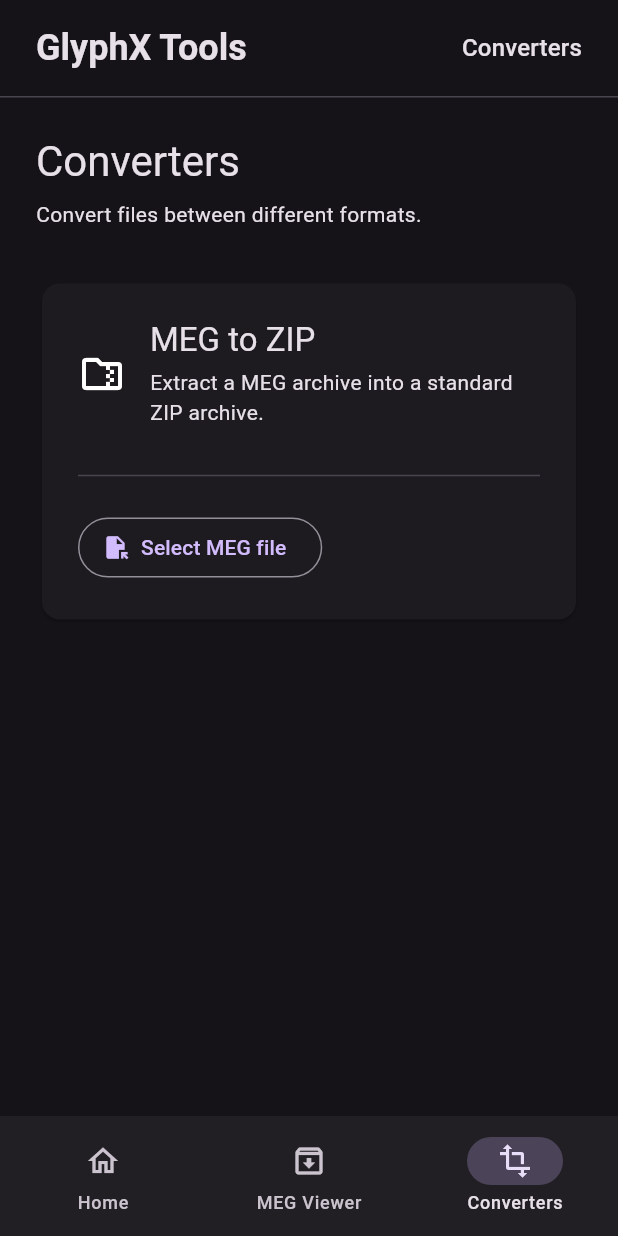
After one commit to lolrobbe2/GlyphXTools, a Flutter app: the screen it shows after launch, item 3 of the bottom bar chosen, on a phone screen of 412 x 824 dp. The commit adds this screen. Run offline on Flutter 3.47's test engine with Material 3 defaults, Android fonts, the phone set to English and light mode, and no system bars; our stand-ins replace file_picker, material_ui; missing offline and left inert: file_saver.

Commit message:
feat: converter

```diff
--- /dev/null
+++ b/lib/convert/archive.dart
@@ -0,0 +1,157 @@
+import 'dart:typed_data';
+
+import 'package:archive/archive.dart' as zip;
+import 'package:glyphxtools/files/meg/mega_file_archive.dart';
+import 'package:glyphxtools/files/meg/meg_file_table_record.dart';
+
+typedef MegConversionProgressCallback = void Function({
+  required String status,
+  required double progress,
+  required int completedFiles,
+  required int totalFiles,
+});
+
+class MegToZipConverter {
+  static const Set<String> _alreadyCompressedExtensions = {
+    // Images
+    '.jpg', '.jpeg', '.png', '.gif', '.webp', '.avif',
+    '.heic', '.heif', '.jxl', '.jp2', '.dds'
+
+    // Audio
+    '.mp3', '.mp4', '.m4a', '.aac', '.ogg', '.opus',
+    '.flac', '.wma',
+
+    // Video
+    '.mkv', '.avi', '.mov', '.wmv', '.webm', '.m4v',
+    '.3gp',
+
+    // Archives and compressed files
+    '.zip', '.gz', '.gzip', '.7z', '.rar', '.bz2',
+    '.xz', '.zst', '.lz4', '.br', '.tgz', '.tbz2',
+
+    // ZIP-based document formats
+    '.docx', '.xlsx', '.pptx', '.odt', '.ods', '.odp',
+    '.epub',
+
+    // Applications and packages
+    '.apk', '.jar', '.war', '.aar', '.ipa', '.vsix',
+
+    // Fonts
+    '.woff', '.woff2',
+  };
+
+  static bool _shouldSkipCompression(String path) {
+    final int slashIndex = path.lastIndexOf('/');
+    final int dotIndex = path.lastIndexOf('.');
+
+    if (dotIndex <= slashIndex) {
+      return false;
+    }
+
+    final String extension = path.substring(dotIndex).toLowerCase();
+
+    return _alreadyCompressedExtensions.contains(extension);
+  }
+
+  static Future<Uint8List> convert(
+    MegaFileArchive megArchive, {
+    MegConversionProgressCallback? onProgress,
+  }) async {
+    final zip.Archive zipArchive = zip.Archive();
+
+    final List<FileTableRecord> records = List<FileTableRecord>.of(
+      megArchive.fileTableRecords,
+    )..sort((a, b) => a.start.compareTo(b.start));
+
+    final int totalFiles = records.length;
+    final int totalBytes = records.fold<int>(
+      0,
+      (total, record) => total + record.size,
+    );
+
+    int processedBytes = 0;
+
+    for (int i = 0; i < records.length; i++) {
+      final FileTableRecord record = records[i];
+
+      final String path = megArchive.filenameRecords[record.name].fileName;
+
+      final double previousProgress = totalBytes > 0
+          ? processedBytes / totalBytes
+          : (totalFiles > 0 ? i / totalFiles : 0.0);
+
+      onProgress?.call(
+        status: 'Reading $path',
+        progress: 0.05 + (0.85 * previousProgress),
+        completedFiles: i,
+        totalFiles: totalFiles,
+      );
+
+      final megaFile = await megArchive.readFile(record);
+
+      final String normalizedPath = megaFile.path.replaceAll('\\', '/');
+
+      final List<String> pathParts = normalizedPath.split('/');
+
+      if (normalizedPath.startsWith('/') ||
+          pathParts.contains('..') ||
+          RegExp(r'^[a-zA-Z]:').hasMatch(normalizedPath)) {
+        throw FormatException('Invalid archive path: $normalizedPath');
+      }
+
+      final bool skipCompression = _shouldSkipCompression(normalizedPath);
+
+      final zip.ArchiveFile zipFile;
+
+      if (skipCompression) {
+        zipFile = zip.ArchiveFile.noCompress(
+          normalizedPath,
+          megaFile.data.length,
+          megaFile.data,
+        );
+      } else {
+        zipFile = zip.ArchiveFile(
+          normalizedPath,
+          megaFile.data.length,
+          megaFile.data,
+        );
+      }
+
+      zipArchive.addFile(zipFile);
+
+      processedBytes += megaFile.data.length;
+
+      final double fileProgress = totalBytes > 0
+          ? (processedBytes / totalBytes).clamp(0.0, 1.0).toDouble()
+          : (totalFiles > 0 ? (i + 1) / totalFiles : 1.0);
+
+      onProgress?.call(
+        status: 'Processed ${i + 1} of $totalFiles files',
+        progress: 0.05 + (0.85 * fileProgress),
+        completedFiles: i + 1,
+        totalFiles: totalFiles,
+      );
+    }
+
+    onProgress?.call(
+      status: 'Building ZIP archive...',
+      progress: 0.95,
+      completedFiles: totalFiles,
+      totalFiles: totalFiles,
+    );
+
+    // Give Flutter an opportunity to render the finalizing status.
+    await Future<void>.delayed(const Duration(milliseconds: 16));
+
+    final List<int> encoded = zip.ZipEncoder().encode(zipArchive);
+
+    onProgress?.call(
+      status: 'Conversion completed',
+      progress: 1.0,
+      completedFiles: totalFiles,
+      totalFiles: totalFiles,
+    );
+
+    return Uint8List.fromList(encoded);
+  }
+}
--- /dev/null
+++ b/lib/files/meg/mega_file.dart
@@ -0,0 +1,19 @@
+import 'dart:typed_data';
+
+import 'package:glyphxtools/files/meg/meg_file_table_record.dart';
+
+class MegaFile {
+  const MegaFile({
+    required this.path,
+    required this.record,
+    required this.data,
+  });
+
+  final String path;
+  final FileTableRecord record;
+  final Uint8List data;
+
+  String get name => path.replaceAll('\\', '/').split('/').last;
+
+  int get size => data.length;
+}
--- a/lib/main.dart
+++ b/lib/main.dart
@@ -1,3 +1,4 @@
+import 'package:glyphxtools/pages/converters_page.dart';
 import 'package:glyphxtools/pages/meg_viewer_page.dart';
 import 'package:material_ui/material_ui.dart';
 
@@ -70,6 +71,12 @@ class _MainPageState extends State<MainPage> {
       icon: Icons.archive_outlined,
       selectedIcon: Icons.archive,
       page: const MegViewerPage(),
+    ),
+    AppPage(
+      title: 'Converters',
+      icon: Icons.transform,
+      selectedIcon: Icons.transform,
+      page: const ConvertersPage(),
     ),
   ];
 
--- /dev/null
+++ b/lib/pages/converters_page.dart
@@ -0,0 +1,331 @@
+import 'dart:typed_data';
+
+import 'package:file_picker/file_picker.dart';
+import 'package:file_saver/file_saver.dart';
+import 'package:glyphxtools/convert/archive.dart';
+import 'package:glyphxtools/files/meg/mega_file_archive.dart';
+import 'package:material_ui/material_ui.dart';
+
+class ConvertersPage extends StatefulWidget {
+  const ConvertersPage({super.key});
+
+  @override
+  State<ConvertersPage> createState() => _ConvertersPageState();
+}
+
+class _ConvertersPageState extends State<ConvertersPage> {
+  String? _selectedFileName;
+  String? _outputFileName;
+
+  Uint8List? _zipBytes;
+
+  bool _isConverting = false;
+  bool _isSaving = false;
+
+  String? _errorMessage;
+  double? _conversionProgress;
+
+  String _progressStatus = 'Reading MEG file...';
+
+  int _completedFiles = 0;
+  int _totalFiles = 0;
+  Future<void> _selectMegFile() async {
+    try {
+      final List<PlatformFile> files = await FilePicker.pickFiles(
+        type: FileType.custom,
+        allowedExtensions: ['meg'],
+      );
+
+      if (files.isEmpty) {
+        return;
+      }
+
+      setState(() {
+        _selectedFileName = files.single.name;
+        _outputFileName = files.single.name.replaceFirst(
+          RegExp(r'\.meg$', caseSensitive: false),
+          '.zip',
+        );
+        _zipBytes = null;
+        _errorMessage = null;
+      });
+
+      await _convertFile(files.single);
+    } catch (error) {
+      setState(() {
+        _errorMessage = 'Could not select file: $error';
+      });
+    }
+  }
+
+  Future<void> _convertFile(PlatformFile file) async {
+    setState(() {
+      _isConverting = true;
+      _errorMessage = null;
+      _zipBytes = null;
+
+      _conversionProgress = null;
+      _progressStatus = 'Reading MEG file index...';
+
+      _completedFiles = 0;
+      _totalFiles = 0;
+    });
+    try {
+      final MegaFileArchive archive = await MegaFileArchive.fromStream(
+        file.readAsByteStream(),
+      );
+
+      final Uint8List result = await MegToZipConverter.convert(
+        archive,
+        onProgress:
+            ({
+              required String status,
+              required double progress,
+              required int completedFiles,
+              required int totalFiles,
+            }) {
+              if (!mounted) {
+                return;
+              }
+
+              setState(() {
+                _progressStatus = status;
+                _conversionProgress = progress;
+                _completedFiles = completedFiles;
+                _totalFiles = totalFiles;
+              });
+            },
+      );
+
+      if (!mounted) {
+        return;
+      }
+
+      setState(() {
+        _zipBytes = result;
+      });
+    } catch (error) {
+      if (!mounted) {
+        return;
+      }
+
+      setState(() {
+        _errorMessage = 'Conversion failed: $error';
+      });
+    } finally {
+      if (mounted) {
+        setState(() {
+          _isConverting = false;
+        });
+      }
+    }
+  }
+
+  Future<void> _saveZipFile() async {
+    if (_zipBytes == null || _outputFileName == null) {
+      return;
+    }
+
+    setState(() {
+      _isSaving = true;
+      _errorMessage = null;
+    });
+
+    try {
+      final String fileName = _outputFileName!.replaceFirst(
+        RegExp(r'\.zip$', caseSensitive: false),
+        '',
+      );
+
+      await FileSaver.instance.saveFile(
+        name: fileName,
+        bytes: _zipBytes!,
+        fileExtension: 'zip',
+        mimeType: MimeType.zip,
+      );
+    } catch (error) {
+      if (!mounted) {
+        return;
+      }
+
+      setState(() {
+        _errorMessage = 'Could not save ZIP file: $error';
+      });
+    } finally {
+      if (mounted) {
+        setState(() {
+          _isSaving = false;
+        });
+      }
+    }
+  }
+
+  @override
+  Widget build(BuildContext context) {
+    return Padding(
+      padding: const EdgeInsets.all(24),
+      child: Center(
+        child: ConstrainedBox(
+          constraints: const BoxConstraints(maxWidth: 760),
+          child: Column(
+            crossAxisAlignment: CrossAxisAlignment.start,
+            children: [
+              Text(
+                'Converters',
+                style: Theme.of(context).textTheme.headlineMedium,
+              ),
+              const SizedBox(height: 8),
+              Text(
+                'Convert files between different formats.',
+                style: Theme.of(context).textTheme.bodyMedium,
+              ),
+              const SizedBox(height: 32),
+
+              _buildMegToZipCard(),
+
+              if (_errorMessage != null) ...[
+                const SizedBox(height: 20),
+                Text(
+                  _errorMessage!,
+                  style: TextStyle(color: Theme.of(context).colorScheme.error),
+                ),
+              ],
+            ],
+          ),
+        ),
+      ),
+    );
+  }
+
+  Widget _buildMegToZipCard() {
+    return Card(
+      child: Padding(
+        padding: const EdgeInsets.all(24),
+        child: Column(
+          crossAxisAlignment: CrossAxisAlignment.start,
+          children: [
+            Row(
+              children: [
+                const Icon(Icons.folder_zip_outlined, size: 32),
+                const SizedBox(width: 16),
+                Expanded(
+                  child: Column(
+                    crossAxisAlignment: CrossAxisAlignment.start,
+                    children: [
+                      Text(
+                        'MEG to ZIP',
+                        style: Theme.of(context).textTheme.titleLarge,
+                      ),
+                      const SizedBox(height: 4),
+                      Text(
+                        'Extract a MEG archive into a standard ZIP archive.',
+                        style: Theme.of(context).textTheme.bodyMedium,
+                      ),
+                    ],
+                  ),
+                ),
+              ],
+            ),
+
+            const SizedBox(height: 24),
+            const Divider(),
+            const SizedBox(height: 16),
+
+            OutlinedButton.icon(
+              onPressed: _isConverting ? null : _selectMegFile,
+              icon: const Icon(Icons.file_open),
+              label: const Text('Select MEG file'),
+            ),
+
+            if (_selectedFileName != null) ...[
+              const SizedBox(height: 16),
+              Row(
+                children: [
+                  const Icon(Icons.insert_drive_file_outlined),
+                  const SizedBox(width: 8),
+                  Expanded(
+                    child: Text(
+                      _selectedFileName!,
+                      overflow: TextOverflow.ellipsis,
+                    ),
+                  ),
+                ],
+              ),
+            ],
+
+            if (_isConverting) ...[
+              const SizedBox(height: 24),
+
+              Row(
+                children: [
+                  Expanded(
+                    child: Text(
+                      _progressStatus,
+                      overflow: TextOverflow.ellipsis,
+                      style: Theme.of(context).textTheme.bodyMedium,
+                    ),
+                  ),
+                  const SizedBox(width: 12),
+                  if (_conversionProgress != null)
+                    Text(
+                      '${(_conversionProgress! * 100).round()}%',
+                      style: Theme.of(context).textTheme.labelLarge,
+                    ),
+                ],
+              ),
+
+              const SizedBox(height: 12),
+
+              LinearProgressIndicator(
+                value: _conversionProgress,
+                minHeight: 8,
+                borderRadius: BorderRadius.circular(8),
+              ),
+
+              if (_totalFiles > 0) ...[
+                const SizedBox(height: 8),
+                Text(
+                  '$_completedFiles / $_totalFiles files',
+                  style: Theme.of(context).textTheme.bodySmall,
+                ),
+              ],
+            ],
+
+            if (_zipBytes != null) ...[
+              const SizedBox(height: 24),
+              Row(
+                children: [
+                  Icon(
+                    Icons.check_circle_outline,
+                    color: Theme.of(context).colorScheme.primary,
+                  ),
+                  const SizedBox(width: 8),
+                  const Expanded(
+                    child: Text('Conversion completed successfully.'),
+                  ),
+                ],
+              ),
+              const SizedBox(height: 16),
+              Text(
+                'Output: $_outputFileName',
+                style: Theme.of(context).textTheme.bodyMedium,
+              ),
+              const SizedBox(height: 16),
+              FilledButton.icon(
+                onPressed: _isSaving ? null : _saveZipFile,
+                icon: _isSaving
+                    ? const SizedBox(
+                        width: 18,
+                        height: 18,
+                        child: CircularProgressIndicator(strokeWidth: 2),
+                      )
+                    : const Icon(Icons.download),
+                label: Text(_isSaving ? 'Saving...' : 'Download ZIP'),
+              ),
+            ],
+          ],
+        ),
+      ),
+    );
+  }
+}
--- a/pubspec.yaml
+++ b/pubspec.yaml
@@ -36,6 +36,8 @@ dependencies:
   # Use with the CupertinoIcons class for iOS style icons.
   cupertino_icons: ^1.0.8
   file_picker: ^13.3.3
+  archive: ^4.7.1
+  file_saver: ^0.7.0
 
 dev_dependencies:
   flutter_test:
```
Also changed, not shown: lib/files/meg/mega_binary_reader.dart (+141 -23 lines), lib/files/meg/mega_file_archive.dart (+38 -2 lines), pubspec.lock, 5 other files.
